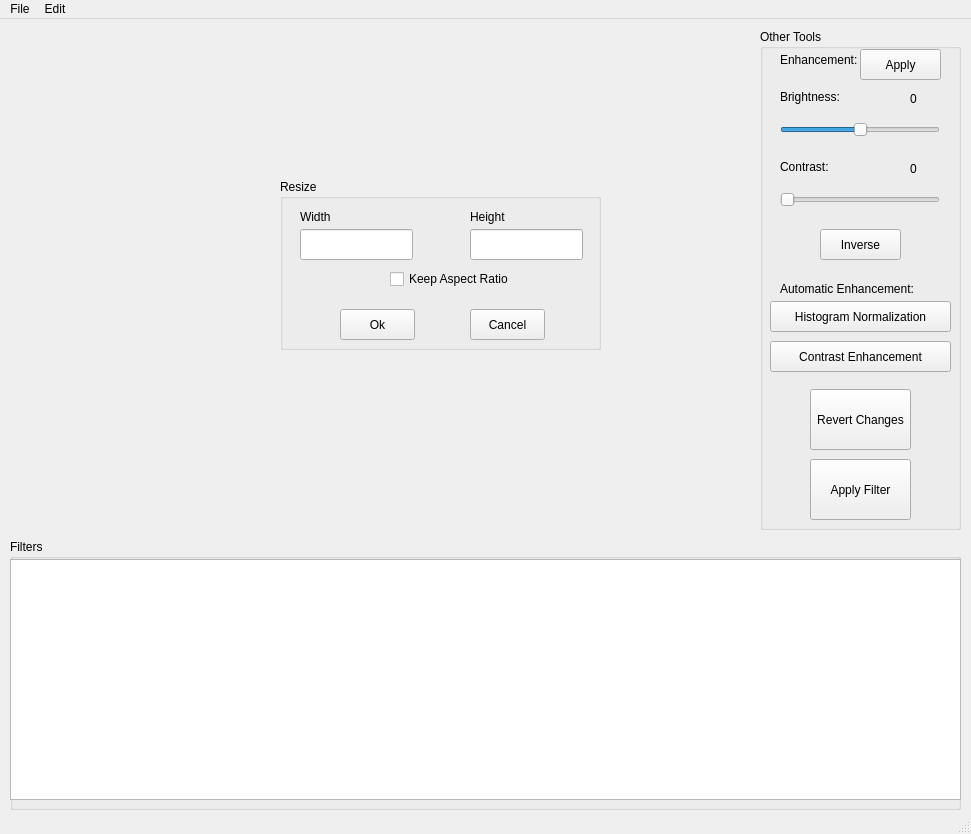
Old version of the form GUI/PiMageGUI.ui in the repository Weedle-Image-Processing/PiMage.
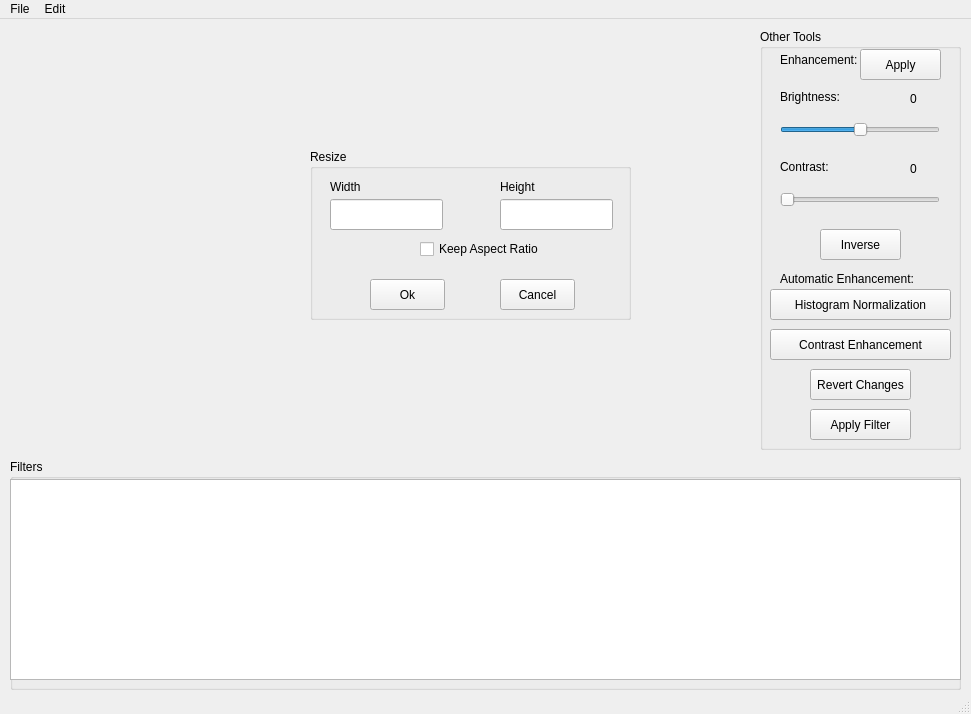
New version of the form.

Commit message: Window size changed.

Patch:
```diff
--- a/GUI/PiMageGUI.ui
+++ b/GUI/PiMageGUI.ui
@@ -7,7 +7,7 @@
     <x>0</x>
     <y>0</y>
     <width>971</width>
-    <height>834</height>
+    <height>714</height>
    </rect>
   </property>
   <property name="sizePolicy">
@@ -26,7 +26,7 @@
       <x>10</x>
       <y>10</y>
       <width>741</width>
-      <height>501</height>
+      <height>421</height>
      </rect>
     </property>
     <property name="cursor">
@@ -54,7 +54,7 @@
       <x>760</x>
       <y>10</y>
       <width>201</width>
-      <height>501</height>
+      <height>421</height>
      </rect>
     </property>
     <property name="title">
@@ -64,9 +64,9 @@
      <property name="geometry">
       <rect>
        <x>50</x>
-       <y>430</y>
+       <y>380</y>
        <width>101</width>
-       <height>61</height>
+       <height>31</height>
       </rect>
      </property>
      <property name="cursor">
@@ -83,9 +83,9 @@
      <property name="geometry">
       <rect>
        <x>50</x>
-       <y>360</y>
+       <y>340</y>
        <width>101</width>
-       <height>61</height>
+       <height>31</height>
       </rect>
      </property>
      <property name="cursor">
@@ -197,7 +197,7 @@
      <property name="geometry">
       <rect>
        <x>10</x>
-       <y>272</y>
+       <y>260</y>
        <width>181</width>
        <height>31</height>
       </rect>
@@ -213,7 +213,7 @@
      <property name="geometry">
       <rect>
        <x>20</x>
-       <y>250</y>
+       <y>240</y>
        <width>161</width>
        <height>20</height>
       </rect>
@@ -226,7 +226,7 @@
      <property name="geometry">
       <rect>
        <x>10</x>
-       <y>312</y>
+       <y>300</y>
        <width>181</width>
        <height>31</height>
       </rect>
@@ -304,9 +304,9 @@
     <property name="geometry">
      <rect>
       <x>10</x>
-      <y>520</y>
+      <y>440</y>
       <width>951</width>
-      <height>271</height>
+      <height>231</height>
      </rect>
     </property>
     <property name="title">
@@ -318,7 +318,7 @@
        <x>0</x>
        <y>20</y>
        <width>951</width>
-       <height>241</height>
+       <height>201</height>
       </rect>
      </property>
      <property name="flow">
@@ -341,8 +341,8 @@
     </property>
     <property name="geometry">
      <rect>
-      <x>280</x>
-      <y>160</y>
+      <x>310</x>
+      <y>130</y>
       <width>321</width>
       <height>171</height>
      </rect>
```
The commit also changes 4 other files.
